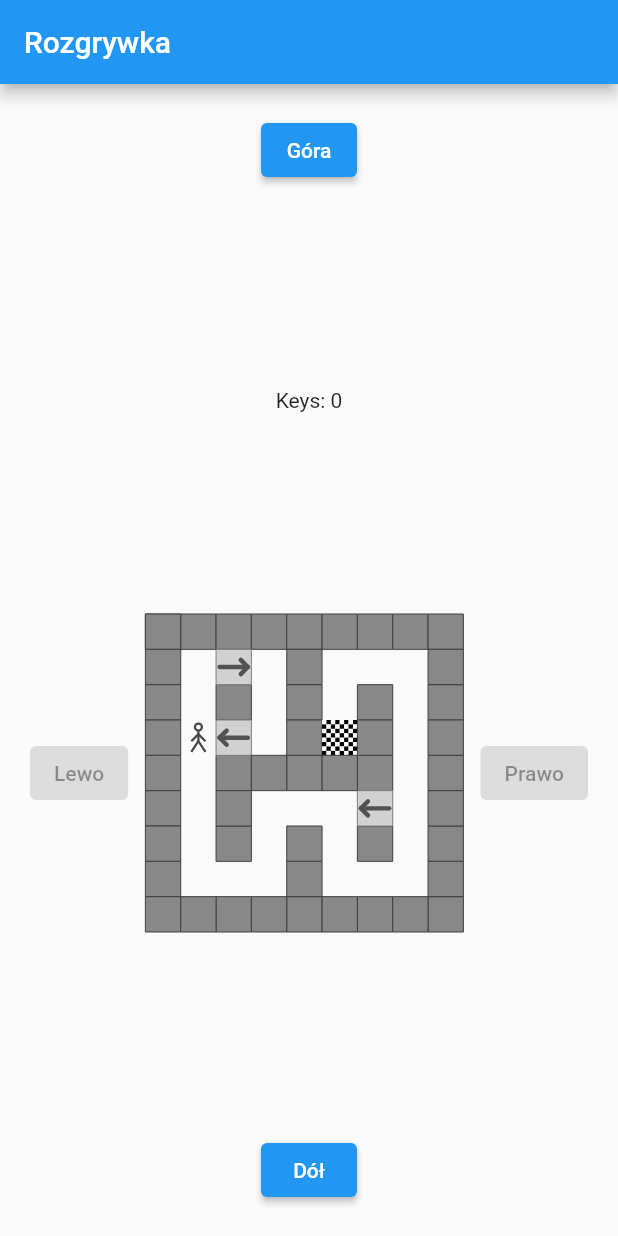
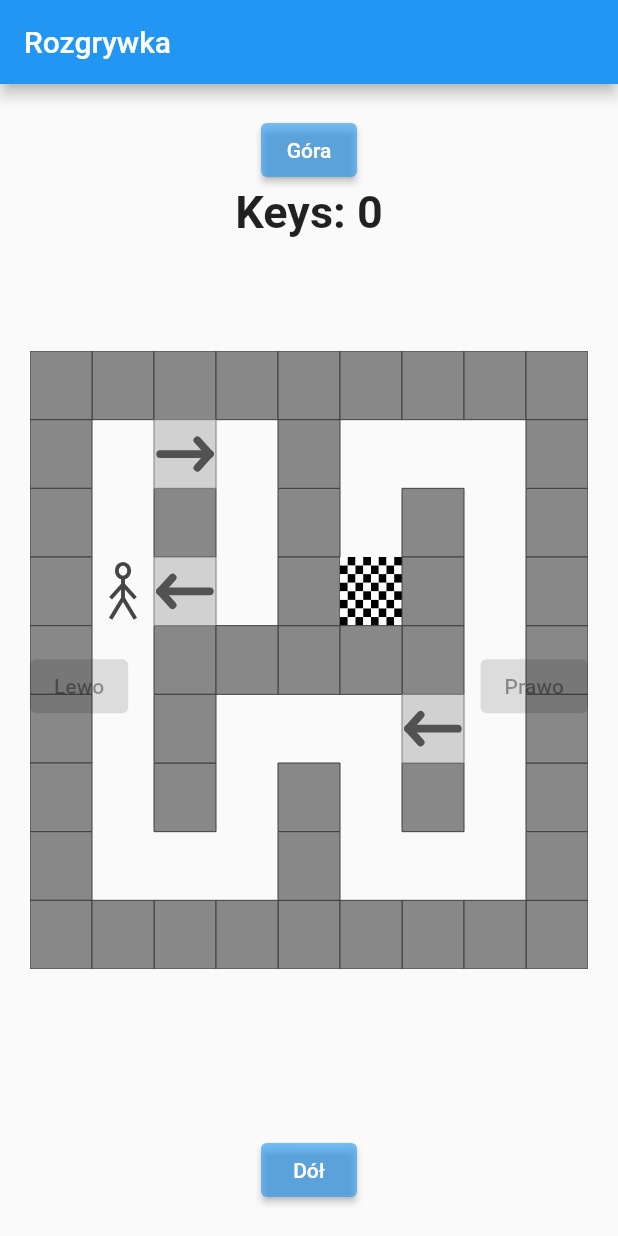
Before and after one commit to kacperkukulka/FlutterMazeGame, a Flutter app: the screen it shows after launch, after a tap on "Start(domyślny labirynt)", on a phone screen of 412 x 824 dp. Run offline on Flutter 3.47's test engine with Material 2 defaults, Android fonts, the phone set to English and light mode, and no system bars.

Commit message:
resolved problem with too small map screen

```diff
--- a/labirynt/lib/main.dart
+++ b/labirynt/lib/main.dart
@@ -292,54 +292,74 @@ class _MyHomePageState extends State<MyHomePage> {
       ),
       body: Container(
         margin: const EdgeInsets.all(20),
-        child: Column(
-          mainAxisAlignment: MainAxisAlignment.spaceBetween,
-          children: <Widget>[
-            ElevatedButton(
-              onPressed: _isUpDisabled ? null : _goUp,
-              child: const Text('Góra'),
-            ),
-            Center(
-              child: Text('Keys: $numOfKeys'),
-            ),
-            Row(
-              children: <Widget>[
-                ElevatedButton(
-                  onPressed: _isLeftDisabled ? null : _goLeft,
-                  child: const Text("Lewo"),
-                ),
-                Expanded(
-                  child: Container(),
-                ),
-                SizedBox(
+        child: Stack(
+          alignment: Alignment.center,
+          children: [
+            InteractiveViewer(
+              child: SizedBox(
                 height: labiryntSize(context, (widget.cols*2+1)/(widget.rows*2+1))[1], // Adjust the height constraint as needed
                 width: labiryntSize(context, (widget.cols*2+1)/(widget.rows*2+1))[0],
                 child: CustomPaint(
                   painter: LabiryntDraw(widget.rows, widget.cols, widget.labirynt),
                 )
               ),
+            ),
+            Column(
+            mainAxisAlignment: MainAxisAlignment.spaceBetween,
+            children: <Widget>[
+              Column(
+                children: [
+                  ElevatedButton(
+                    onPressed: _isUpDisabled ? null : _goUp,
+                    style: ElevatedButton.styleFrom(
+                      backgroundColor: Colors.blue.withOpacity(0.6)
+                    ),
+                    child: const Text('Góra',),
+                  ),
+                  Text('Keys: $numOfKeys', style: const TextStyle(fontWeight: FontWeight.bold, fontSize: 30)),
+                ],
+              ),
+              Row(
+                children: <Widget>[
+                  ElevatedButton(
+                    onPressed: _isLeftDisabled ? null : _goLeft,
+                    style: ElevatedButton.styleFrom(
+                      backgroundColor: Colors.blue.withOpacity(0.6)
+                    ),
+                    child: const Text("Lewo"),
+                  ),
                   Expanded(
                     child: Container(),
                   ),
                   ElevatedButton(
                     onPressed: _isRightDisabled ? null : _goRight,
+                    style: ElevatedButton.styleFrom(
+                      backgroundColor: Colors.blue.withOpacity(0.6)
+                    ),
                     child: const Text("Prawo"),
                   )
                 ],
               ),
-            ElevatedButton(
+              Center(
+                child: ElevatedButton(
                   onPressed: _isDownDisabled ? null : _goDown,
+                  style: ElevatedButton.styleFrom(
+                      backgroundColor: Colors.blue.withOpacity(0.6)
+                    ),
                   child: const Text("Dół"),
+                ),
               )
               ],
+            ),
+          ]
         ),
       ),
     );
   }
 
   List<double> labiryntSize(BuildContext context, double aspectRatio){
-    double width = MediaQuery.of(context).size.width - 200;
-    double height = MediaQuery.of(context).size.height - 200;
+    double width = MediaQuery.of(context).size.width;
+    double height = MediaQuery.of(context).size.height;
     if(aspectRatio < 1){
       if(height * aspectRatio > width){
         height = width / aspectRatio;
```
Lines whose indentation alone changed are shown as unchanged.
